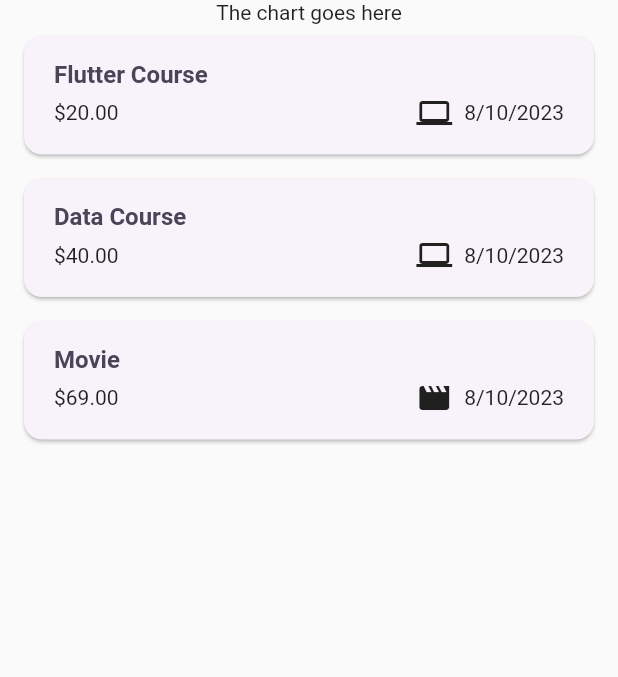
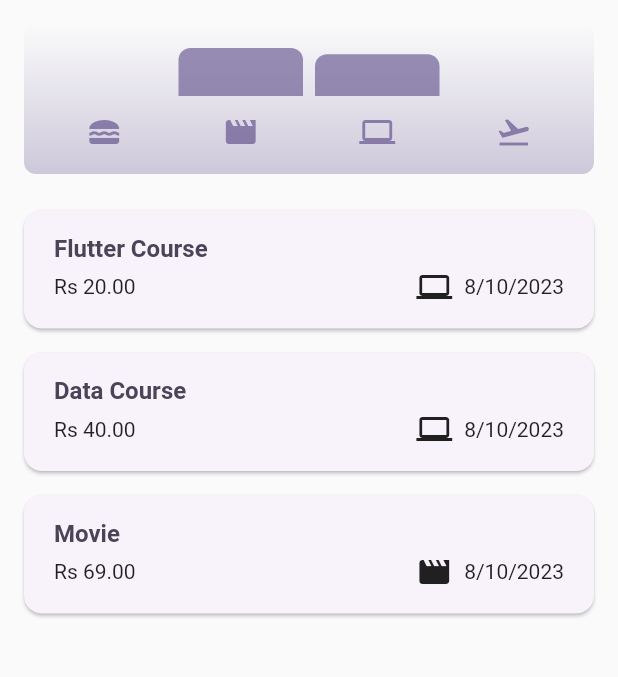
Before and after one commit to Vyas-M/Expense-Tracker, a Flutter app: the screen it shows after launch, on a phone screen of 412 x 824 dp, the part 84-761 px from its top. Run offline on Flutter 3.47's test engine with Material 2 defaults, Android fonts, the light colour scheme and no system bars.

Commit message:
Chart widgets are created and the app is perfectly working

```diff
--- a/lib/models/expense.dart
+++ b/lib/models/expense.dart
@@ -44,7 +44,7 @@ class ExpenseBucket {
   ExpenseBucket.forCategory(List<Expense> allExpenses, this.category)
       : expenses = allExpenses
             .where((expense) => expense.category == category)
-            .toList();
+            .toList( );
 
   double get totalExpenses {
     double sum = 0;
--- a/lib/widgets/chart/chart.dart
+++ b/lib/widgets/chart/chart.dart
@@ -0,0 +1,96 @@
+import 'dart:math';
+
+import 'package:flutter/material.dart';
+
+import '../../models/expense.dart';
+import 'chart_bar.dart';
+import '';
+
+class Chart extends StatelessWidget {
+  const Chart({Key? key, required this.expenses}) : super(key: key);
+
+  final List<Expense> expenses;
+
+  List<ExpenseBucket> get buckets {
+    return [
+      ExpenseBucket.forCategory(expenses, Category.food),
+      ExpenseBucket.forCategory(expenses, Category.leisure),
+      ExpenseBucket.forCategory(expenses, Category.work),
+      ExpenseBucket.forCategory(expenses, Category.travel),
+    ];
+  }
+
+  double get maxTotalExpense {
+    double maxTotalExpense = 0;
+
+    for (final bucket in buckets) {
+      if (bucket.totalExpenses > maxTotalExpense) {
+        maxTotalExpense = bucket.totalExpenses;
+      }
+    }
+
+    return maxTotalExpense;
+  }
+
+  @override
+  Widget build(BuildContext context) {
+    final isDarkMode =
+        MediaQuery.of(context).platformBrightness == Brightness.dark;
+
+    return Container(
+      margin: const EdgeInsets.all(16),
+      padding: const EdgeInsets.symmetric(vertical: 16, horizontal: 8),
+      width: double.infinity,
+      height: 100,
+      decoration: BoxDecoration(
+        borderRadius: BorderRadius.circular(8),
+        gradient: LinearGradient(
+          colors: [
+            Theme.of(context).colorScheme.primary.withOpacity(0.3),
+            Theme.of(context).colorScheme.primary.withOpacity(0.0),
+          ],
+          begin: Alignment.bottomCenter,
+          end: Alignment.topCenter,
+        ),
+      ),
+      child: Column(
+        children: [
+          Expanded(
+            child: Row(
+              crossAxisAlignment: CrossAxisAlignment.end,
+              children: [
+                for (final bucket in buckets)
+                  ChartBar(
+                    fill: bucket.totalExpenses == 0 ? 0 : bucket.totalExpenses / maxTotalExpense,
+                  )
+              ],
+            ),
+          ),
+          const SizedBox(
+            height: 12,
+          ),
+          Row(
+            children: buckets
+                .map(
+                  (bucket) => Expanded(
+                    child: Padding(
+                      padding: EdgeInsets.symmetric(horizontal: 4),
+                      child: Icon(
+                        categoryIcons[bucket.category],
+                        color: isDarkMode
+                            ? Theme.of(context).colorScheme.secondary
+                            : Theme.of(context)
+                                .colorScheme
+                                .primary
+                                .withOpacity(0.7),
+                      ),
+                    ),
+                  ),
+                )
+                .toList(),
+          )
+        ],
+      ),
+    );
+  }
+}
--- a/lib/widgets/chart/chart_bar.dart
+++ b/lib/widgets/chart/chart_bar.dart
@@ -0,0 +1,29 @@
+import 'package:flutter/material.dart';
+
+class ChartBar extends StatelessWidget {
+  const ChartBar({Key? key, required this.fill}) : super(key: key);
+
+  final double fill;
+
+  @override
+  Widget build(BuildContext context) {
+    final isDarkMode =
+        MediaQuery.of(context).platformBrightness == Brightness.dark;
+
+    return Expanded(
+      child: Padding(
+        padding: const EdgeInsets.symmetric(horizontal: 4),
+        child: FractionallySizedBox(
+          heightFactor: fill,
+          child: DecoratedBox(
+            decoration: BoxDecoration(
+              shape: BoxShape.rectangle,
+              borderRadius: const BorderRadius.vertical(top: Radius.circular(8)),
+              color: isDarkMode ? Theme.of(context).colorScheme.secondary : Theme.of(context).colorScheme.primary.withOpacity(0.65),
+            ),
+          ),
+        ),
+      ),
+    );
+  }
+}
--- a/lib/widgets/expenses.dart
+++ b/lib/widgets/expenses.dart
@@ -1,5 +1,6 @@
 import 'dart:math';
 
+import 'package:expense_tracker_v_2/widgets/chart/chart.dart';
 import 'package:expense_tracker_v_2/widgets/expenses_list/expenses_list.dart';
 import 'package:expense_tracker_v_2/widgets/new_expense.dart';
 import 'package:flutter/material.dart';
@@ -91,7 +92,7 @@ class _ExpensesState extends State<Expenses> {
       ),
       body: Column(
         children: [
-          Text("The chart goes here"),
+          Chart(expenses: _registeredExpenses),
           Expanded(child: mainContent),
         ],
       ),
--- a/lib/widgets/expenses_list/expense_item.dart
+++ b/lib/widgets/expenses_list/expense_item.dart
@@ -21,7 +21,7 @@ class ExpenseItem extends StatelessWidget {
             ),
             Row(
               children: [
-                Text('\$${expense.amount.toStringAsFixed(2)}'),
+                Text('Rs ${expense.amount.toStringAsFixed(2)}'),
                 const Spacer(),
                 Row(
                   children: [
```
